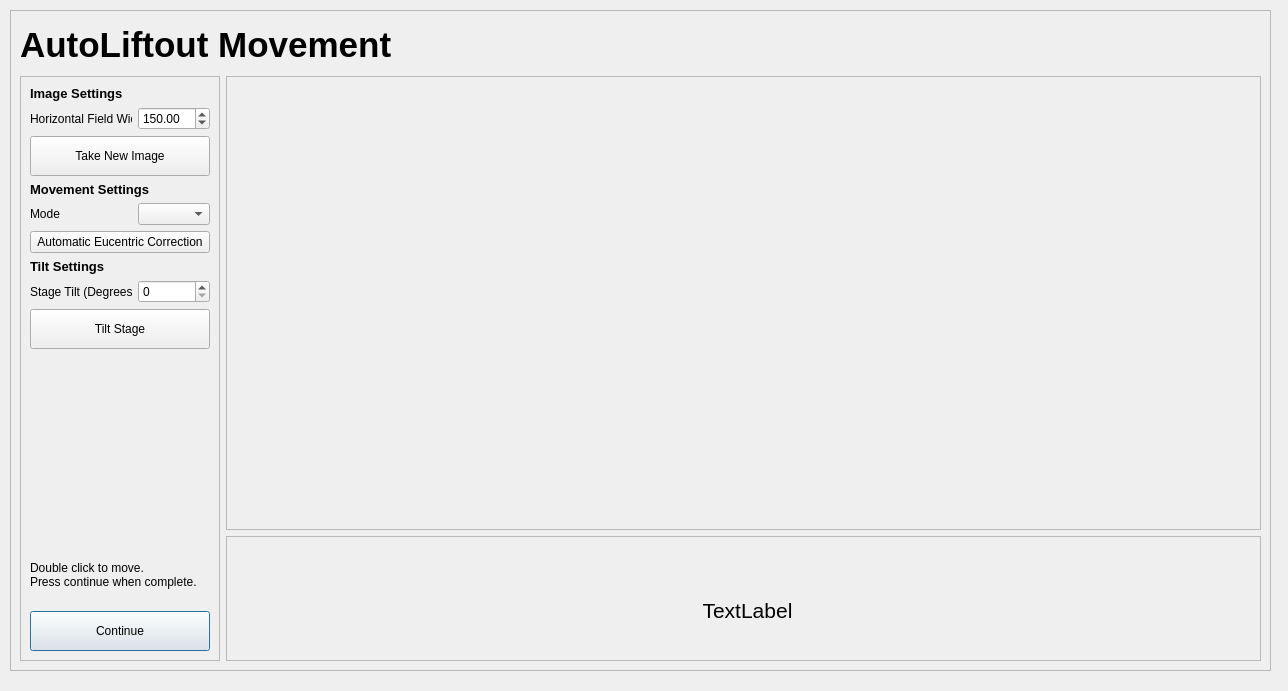
Above: fibsem/ui/qtdesigner_files/movement_dialog.ui from DeMarcoLab/fibsem before the change. Below: the same form after it.
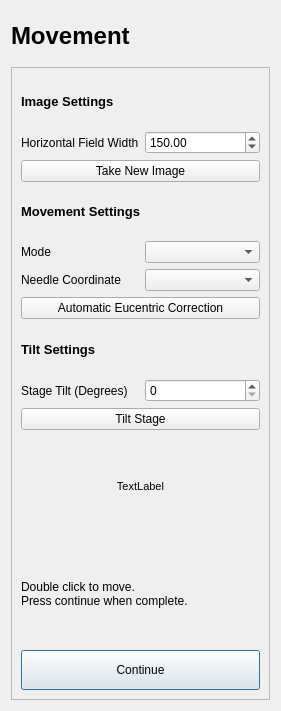
That is the form after the change.

Commit message: [FEAT] movement upgrade

Patch:
```diff
--- a/fibsem/ui/qtdesigner_files/movement_dialog.ui
+++ b/fibsem/ui/qtdesigner_files/movement_dialog.ui
@@ -6,62 +6,15 @@
    <rect>
     <x>0</x>
     <y>0</y>
-    <width>1288</width>
-    <height>691</height>
+    <width>281</width>
+    <height>711</height>
    </rect>
   </property>
   <property name="windowTitle">
    <string>Dialog</string>
   </property>
-  <widget class="QFrame" name="frame_main">
-   <property name="geometry">
-    <rect>
-     <x>10</x>
-     <y>10</y>
-     <width>1261</width>
-     <height>661</height>
-    </rect>
-   </property>
-   <property name="frameShape">
-    <enum>QFrame::StyledPanel</enum>
-   </property>
-   <property name="frameShadow">
-    <enum>QFrame::Raised</enum>
-   </property>
-   <layout class="QGridLayout" name="gridLayout_2">
-    <item row="1" column="1" rowspan="2">
-     <widget class="QFrame" name="frame_image">
-      <property name="maximumSize">
-       <size>
-        <width>1536</width>
-        <height>1024</height>
-       </size>
-      </property>
-      <property name="frameShape">
-       <enum>QFrame::StyledPanel</enum>
-      </property>
-      <property name="frameShadow">
-       <enum>QFrame::Raised</enum>
-      </property>
-      <layout class="QGridLayout" name="gridLayout_3">
+  <layout class="QGridLayout" name="gridLayout">
        <item row="0" column="0">
-        <widget class="QLabel" name="label_image_eb">
-         <property name="text">
-          <string/>
-         </property>
-        </widget>
-       </item>
-       <item row="0" column="1">
-        <widget class="QLabel" name="label_image_ib">
-         <property name="text">
-          <string/>
-         </property>
-        </widget>
-       </item>
-      </layout>
-     </widget>
-    </item>
-    <item row="0" column="0" colspan="2">
      <widget class="QLabel" name="label_title">
       <property name="maximumSize">
        <size>
@@ -71,73 +24,24 @@
       </property>
       <property name="font">
        <font>
-        <pointsize>26</pointsize>
+       <pointsize>18</pointsize>
         <weight>75</weight>
         <bold>true</bold>
        </font>
       </property>
       <property name="text">
-       <string>AutoLiftout Movement</string>
+      <string>Movement</string>
       </property>
       <property name="textFormat">
        <enum>Qt::PlainText</enum>
       </property>
      </widget>
     </item>
-    <item row="3" column="1">
-     <widget class="QFrame" name="frame_base">
-      <property name="maximumSize">
-       <size>
-        <width>16777215</width>
-        <height>125</height>
-       </size>
-      </property>
-      <property name="frameShape">
-       <enum>QFrame::StyledPanel</enum>
-      </property>
-      <property name="frameShadow">
-       <enum>QFrame::Raised</enum>
-      </property>
-      <widget class="QLabel" name="label_message">
-       <property name="geometry">
-        <rect>
-         <x>16</x>
-         <y>12</y>
-         <width>1011</width>
-         <height>125</height>
-        </rect>
-       </property>
-       <property name="sizePolicy">
-        <sizepolicy hsizetype="Preferred" vsizetype="Fixed">
-         <horstretch>0</horstretch>
-         <verstretch>0</verstretch>
-        </sizepolicy>
-       </property>
-       <property name="maximumSize">
-        <size>
-         <width>16777215</width>
-         <height>125</height>
-        </size>
-       </property>
-       <property name="font">
-        <font>
-         <pointsize>16</pointsize>
-        </font>
-       </property>
-       <property name="text">
-        <string>TextLabel</string>
-       </property>
-       <property name="alignment">
-        <set>Qt::AlignCenter</set>
-       </property>
-      </widget>
-     </widget>
-    </item>
-    <item row="1" column="0" rowspan="3">
+   <item row="1" column="0">
      <widget class="QFrame" name="frame_parameters">
       <property name="maximumSize">
        <size>
-        <width>200</width>
+       <width>16777215</width>
         <height>16777215</height>
        </size>
       </property>
@@ -151,6 +55,20 @@
        <property name="verticalSpacing">
         <number>6</number>
        </property>
+      <item row="18" column="1" colspan="2">
+       <widget class="QLabel" name="label_header_movement">
+        <property name="font">
+         <font>
+          <pointsize>10</pointsize>
+          <weight>75</weight>
+          <bold>true</bold>
+         </font>
+        </property>
+        <property name="text">
+         <string>Movement Settings</string>
+        </property>
+       </widget>
+      </item>
        <item row="34" column="1" colspan="2">
         <widget class="QPushButton" name="pushButton_continue">
          <property name="minimumSize">
@@ -171,22 +89,74 @@
          </property>
         </widget>
        </item>
-       <item row="18" column="1" colspan="2">
-        <widget class="QLabel" name="label_header_movement">
+      <item row="30" column="1" rowspan="2" colspan="2">
+       <widget class="QLabel" name="label_message">
+        <property name="sizePolicy">
+         <sizepolicy hsizetype="Preferred" vsizetype="Fixed">
+          <horstretch>0</horstretch>
+          <verstretch>0</verstretch>
+         </sizepolicy>
+        </property>
+        <property name="minimumSize">
+         <size>
+          <width>0</width>
+          <height>100</height>
+         </size>
+        </property>
+        <property name="maximumSize">
+         <size>
+          <width>16777215</width>
+          <height>125</height>
+         </size>
+        </property>
          <property name="font">
           <font>
-           <pointsize>10</pointsize>
-           <weight>75</weight>
-           <bold>true</bold>
+          <pointsize>8</pointsize>
           </font>
          </property>
          <property name="text">
-          <string>Movement Settings</string>
-         </property>
-        </widget>
-       </item>
-       <item row="22" column="1">
-        <widget class="QLabel" name="label_header_tilt">
+         <string>TextLabel</string>
+        </property>
+        <property name="alignment">
+         <set>Qt::AlignCenter</set>
+        </property>
+        <property name="wordWrap">
+         <bool>true</bool>
+        </property>
+       </widget>
+      </item>
+      <item row="24" column="1">
+       <widget class="QLabel" name="label_tilt">
+        <property name="text">
+         <string>Stage Tilt (Degrees)</string>
+        </property>
+       </widget>
+      </item>
+      <item row="32" column="1" rowspan="2" colspan="2">
+       <widget class="QLabel" name="label_continue_instructions">
+        <property name="minimumSize">
+         <size>
+          <width>0</width>
+          <height>40</height>
+         </size>
+        </property>
+        <property name="text">
+         <string>Double click to move. 
+Press continue when complete.</string>
+        </property>
+        <property name="textFormat">
+         <enum>Qt::AutoText</enum>
+        </property>
+        <property name="alignment">
+         <set>Qt::AlignLeading|Qt::AlignLeft|Qt::AlignVCenter</set>
+        </property>
+        <property name="wordWrap">
+         <bool>true</bool>
+        </property>
+       </widget>
+      </item>
+      <item row="1" column="1" colspan="2">
+       <widget class="QLabel" name="label_header">
          <property name="font">
           <font>
            <pointsize>10</pointsize>
@@ -195,36 +165,40 @@
           </font>
          </property>
          <property name="text">
-          <string>Tilt Settings</string>
+         <string>Image Settings</string>
          </property>
         </widget>
        </item>
-       <item row="20" column="2">
-        <widget class="QComboBox" name="comboBox_movement_mode"/>
-       </item>
-       <item row="27" column="1" colspan="2">
-        <spacer name="verticalSpacer_3">
-         <property name="orientation">
-          <enum>Qt::Vertical</enum>
-         </property>
-         <property name="sizeType">
-          <enum>QSizePolicy::Expanding</enum>
-         </property>
-         <property name="sizeHint" stdset="0">
-          <size>
-           <width>20</width>
-           <height>30</height>
-          </size>
-         </property>
-        </spacer>
-       </item>
        <item row="2" column="1">
-        <widget class="QLabel" name="label_1">
+       <widget class="QLabel" name="label_imaging_hfw">
          <property name="text">
           <string>Horizontal Field Width</string>
          </property>
         </widget>
        </item>
+      <item row="3" column="1" colspan="2">
+       <widget class="QPushButton" name="pushButton_take_image">
+        <property name="minimumSize">
+         <size>
+          <width>0</width>
+          <height>0</height>
+         </size>
+        </property>
+        <property name="text">
+         <string>Take New Image</string>
+        </property>
+       </widget>
+      </item>
+      <item row="22" column="1" colspan="2">
+       <widget class="QPushButton" name="pushButton_auto_eucentric">
+        <property name="text">
+         <string>Automatic Eucentric Correction</string>
+        </property>
+       </widget>
+      </item>
+      <item row="20" column="2">
+       <widget class="QComboBox" name="comboBox_movement_mode"/>
+      </item>
        <item row="2" column="2">
         <widget class="QDoubleSpinBox" name="doubleSpinBox_hfw">
          <property name="minimum">
@@ -241,21 +215,7 @@
          </property>
         </widget>
        </item>
-       <item row="1" column="1" colspan="2">
-        <widget class="QLabel" name="label_header">
-         <property name="font">
-          <font>
-           <pointsize>10</pointsize>
-           <weight>75</weight>
-           <bold>true</bold>
-          </font>
-         </property>
-         <property name="text">
-          <string>Image Settings</string>
-         </property>
-        </widget>
-       </item>
-       <item row="23" column="2">
+      <item row="24" column="2">
         <widget class="QDoubleSpinBox" name="doubleSpinBox_tilt_degrees">
          <property name="decimals">
           <number>0</number>
@@ -274,58 +234,12 @@
          </property>
         </widget>
        </item>
-       <item row="23" column="1">
-        <widget class="QLabel" name="label_tilt">
-         <property name="text">
-          <string>Stage Tilt (Degrees)</string>
-         </property>
-        </widget>
-       </item>
-       <item row="33" column="1" colspan="2">
-        <spacer name="verticalSpacer_2">
-         <property name="orientation">
-          <enum>Qt::Vertical</enum>
-         </property>
-         <property name="sizeType">
-          <enum>QSizePolicy::Maximum</enum>
-         </property>
-         <property name="sizeHint" stdset="0">
-          <size>
-           <width>20</width>
-           <height>10</height>
-          </size>
-         </property>
-        </spacer>
-       </item>
-       <item row="31" column="1" rowspan="2" colspan="2">
-        <widget class="QLabel" name="label_continue_instructions">
-         <property name="minimumSize">
-          <size>
-           <width>0</width>
-           <height>40</height>
-          </size>
-         </property>
-         <property name="text">
-          <string>Double click to move. 
-Press continue when complete.</string>
-         </property>
-         <property name="textFormat">
-          <enum>Qt::AutoText</enum>
-         </property>
-         <property name="alignment">
-          <set>Qt::AlignLeading|Qt::AlignLeft|Qt::AlignVCenter</set>
-         </property>
-         <property name="wordWrap">
-          <bool>true</bool>
-         </property>
-        </widget>
-       </item>
-       <item row="25" column="1" colspan="2">
+      <item row="26" column="1" colspan="2">
         <widget class="QPushButton" name="pushButton_tilt_stage">
          <property name="minimumSize">
           <size>
            <width>0</width>
-           <height>40</height>
+          <height>0</height>
           </size>
          </property>
          <property name="text">
@@ -333,31 +247,34 @@
          </property>
         </widget>
        </item>
-       <item row="3" column="1" colspan="2">
-        <widget class="QPushButton" name="pushButton_take_image">
-         <property name="minimumSize">
-          <size>
-           <width>0</width>
-           <height>40</height>
-          </size>
+      <item row="23" column="1" colspan="2">
+       <widget class="QLabel" name="label_header_tilt">
+        <property name="font">
+         <font>
+          <pointsize>10</pointsize>
+          <weight>75</weight>
+          <bold>true</bold>
+         </font>
          </property>
          <property name="text">
-          <string>Take New Image</string>
+         <string>Tilt Settings</string>
          </property>
         </widget>
        </item>
-       <item row="21" column="1" colspan="2">
-        <widget class="QPushButton" name="pushButton_auto_eucentric">
+      <item row="21" column="1">
+       <widget class="QLabel" name="label_needle_coordinate">
          <property name="text">
-          <string>Automatic Eucentric Correction</string>
+         <string>Needle Coordinate</string>
          </property>
         </widget>
        </item>
+      <item row="21" column="2">
+       <widget class="QComboBox" name="comboBox_needle_coordinate"/>
+      </item>
       </layout>
      </widget>
     </item>
    </layout>
-  </widget>
  </widget>
  <resources/>
  <connections/>
```
Lines whose indentation alone changed are shown as unchanged. The commit also changes 4 other files.
